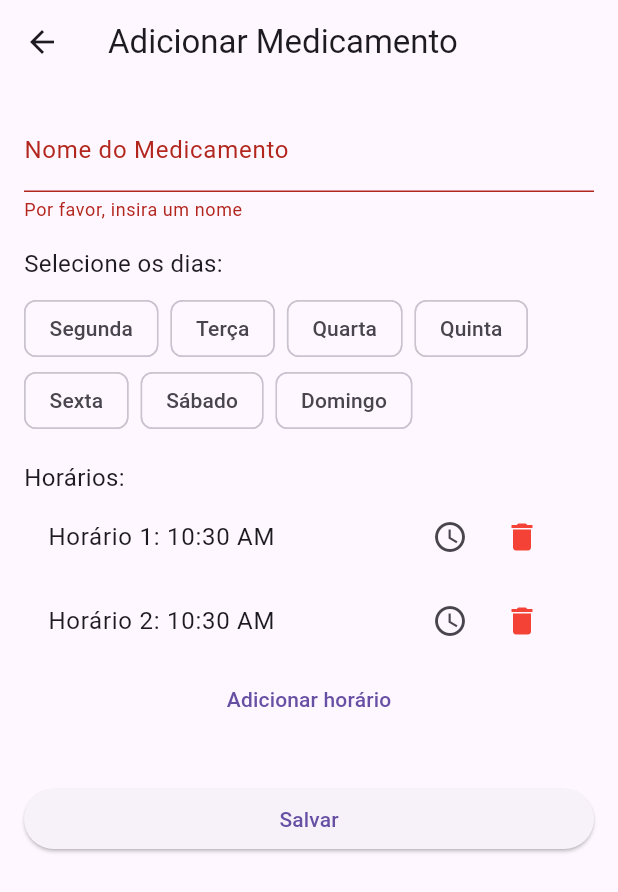
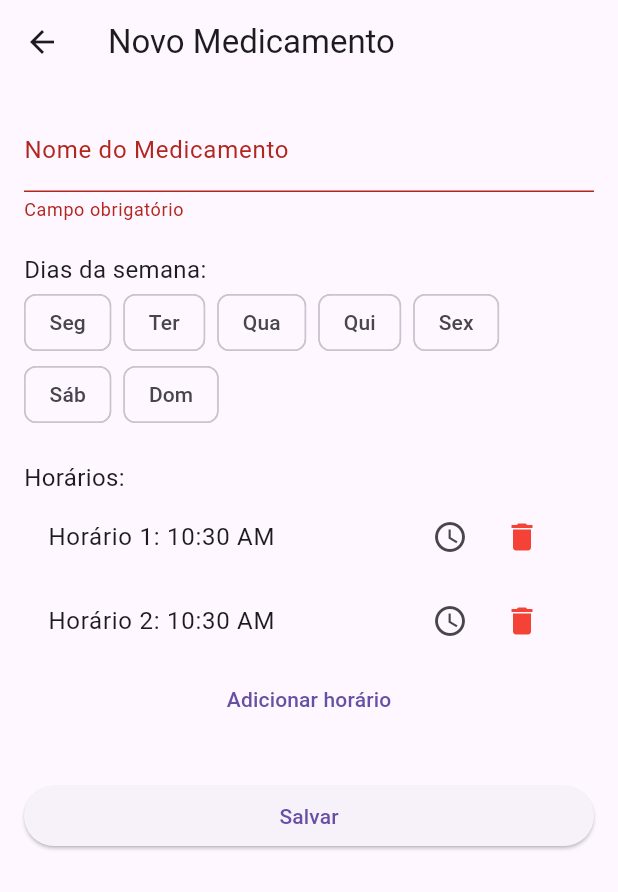
Before and after one commit to joae1234/TCC-MedicineBox, a Flutter app: the MedicationFormPage screen opened directly with empty values, after a tap on "Adicionar horário", after a tap on "Salvar", on a phone screen of 412 x 824 dp. Shown: the top 892 px of the screen. Run offline on Flutter 3.47's test engine with Material 3 defaults, Android fonts, the phone set to English and light mode, and no system bars; missing offline and left inert: mqtt_client.

```diff
--- a/medicine_box/lib/main.dart
+++ b/medicine_box/lib/main.dart
@@ -1,6 +1,4 @@
 import 'package:flutter/material.dart';
-import 'package:mqtt_client/mqtt_client.dart';
-import 'package:mqtt_client/mqtt_browser_client.dart';
 import 'screens/medication_list_page.dart';
 
 void main() {
@@ -11,11 +9,13 @@ class MyApp extends StatelessWidget {
   @override
   Widget build(BuildContext context) {
     return MaterialApp(
-      title: 'Medication Reminder with LED',
+      title: 'Medication Reminder',
       theme: ThemeData(
         primarySwatch: Colors.blue,
+        visualDensity: VisualDensity.adaptivePlatformDensity,
       ),
       home: MedicationListPage(),
+      debugShowCheckedModeBanner: false,
     );
   }
 }
--- /dev/null
+++ b/medicine_box/lib/models/medication_model.dart
@@ -0,0 +1,24 @@
+import 'package:flutter/material.dart';
+class Medication {
+  final String name;
+  final List<String> days;
+  final List<TimeOfDay> times;
+
+  Medication({required this.name, required this.days, required this.times});
+}
+
+class MedicationRecord {
+  final String medicationName;
+  final DateTime date;
+  final TimeOfDay time;
+  final bool taken;
+  final bool isAuto;
+
+  MedicationRecord({
+    required this.medicationName,
+    required this.date,
+    required this.time,
+    this.taken = true,
+    this.isAuto = false,
+  });
+}
--- a/medicine_box/lib/screens/medication_form_page.dart
+++ b/medicine_box/lib/screens/medication_form_page.dart
@@ -1,11 +1,17 @@
 import 'package:flutter/material.dart';
+import '../models/medication_model.dart';
 
 class MedicationFormPage extends StatefulWidget {
-  final Map<String, dynamic>? medication;
+  final Medication? medication;
   final int? index;
-  final void Function(Map<String, dynamic>? medication, int? index) onSave;
+  final Function(Medication, int?) onSave;
 
-  MedicationFormPage({this.medication, this.index, required this.onSave});
+  const MedicationFormPage({
+    Key? key,
+    this.medication,
+    this.index,
+    required this.onSave,
+  }) : super(key: key);
 
   @override
   _MedicationFormPageState createState() => _MedicationFormPageState();
@@ -13,62 +19,41 @@ class MedicationFormPage extends StatefulWidget {
 
 class _MedicationFormPageState extends State<MedicationFormPage> {
   final _formKey = GlobalKey<FormState>();
-  TextEditingController _nameController = TextEditingController();
-  List<String> _selectedDays = [];
-  List<TimeOfDay> _selectedTimes = []; // Alterado para lista de horários
-  final List<String> _daysOfWeek = [
-    'Segunda',
-    'Terça',
-    'Quarta',
-    'Quinta',
-    'Sexta',
-    'Sábado',
-    'Domingo'
-  ];
+  final _nameController = TextEditingController();
+  final List<String> _daysOfWeek = ['Seg', 'Ter', 'Qua', 'Qui', 'Sex', 'Sáb', 'Dom'];
+  final List<String> _selectedDays = [];
+  final List<TimeOfDay> _selectedTimes = [];
 
   @override
   void initState() {
     super.initState();
     if (widget.medication != null) {
-      _nameController.text = widget.medication!['name'];
-      _selectedDays = List.from(widget.medication!['days']);
-      _selectedTimes = List.from(widget.medication!['times']); // Carrega múltiplos horários
+      _nameController.text = widget.medication!.name;
+      _selectedDays.addAll(widget.medication!.days);
+      _selectedTimes.addAll(widget.medication!.times);
     } else {
-      _selectedTimes.add(TimeOfDay.now()); // Horário padrão inicial
+      _selectedTimes.add(TimeOfDay.now());
     }
   }
 
-  void _selectTime(int index) async {
-    final TimeOfDay? pickedTime = await showTimePicker(
+  Future<void> _selectTime(int index) async {
+    final pickedTime = await showTimePicker(
       context: context,
-      initialTime: _selectedTimes[index] ?? TimeOfDay.now(),
+      initialTime: _selectedTimes[index],
     );
     if (pickedTime != null) {
-      setState(() {
-        _selectedTimes[index] = pickedTime;
-      });
+      setState(() => _selectedTimes[index] = pickedTime);
     }
   }
 
-  void _addNewTime() {
-    setState(() {
-      _selectedTimes.add(TimeOfDay.now());
-    });
-  }
-
-  void _removeTime(int index) {
-    setState(() {
-      _selectedTimes.removeAt(index);
-    });
-  }
+  void _addTime() => setState(() => _selectedTimes.add(TimeOfDay.now()));
+  void _removeTime(int index) => setState(() => _selectedTimes.removeAt(index));
 
   void _toggleDay(String day) {
     setState(() {
-      if (_selectedDays.contains(day)) {
-        _selectedDays.remove(day);
-      } else {
-        _selectedDays.add(day);
-      }
+      _selectedDays.contains(day)
+          ? _selectedDays.remove(day)
+          : _selectedDays.add(day);
     });
   }
 
@@ -76,10 +61,10 @@ class _MedicationFormPageState extends State<MedicationFormPage> {
   Widget build(BuildContext context) {
     return Scaffold(
       appBar: AppBar(
-        title: Text(widget.index == null ? 'Adicionar Medicamento' : 'Editar Medicamento'),
+        title: Text(widget.medication == null ? 'Novo Medicamento' : 'Editar Medicamento'),
       ),
       body: Padding(
-        padding: EdgeInsets.all(16.0),
+        padding: const EdgeInsets.all(16.0),
         child: Form(
           key: _formKey,
           child: ListView(
@@ -87,70 +72,43 @@ class _MedicationFormPageState extends State<MedicationFormPage> {
               TextFormField(
                 controller: _nameController,
                 decoration: InputDecoration(labelText: 'Nome do Medicamento'),
-                validator: (value) {
-                  if (value == null || value.isEmpty) {
-                    return 'Por favor, insira um nome';
-                  }
-                  return null;
-                },
+                validator: (value) => value?.isEmpty ?? true ? 'Campo obrigatório' : null,
               ),
-              SizedBox(height: 16),
-              Text('Selecione os dias:', style: TextStyle(fontSize: 16)),
-              SizedBox(height: 8),
+              const SizedBox(height: 20),
+              Text('Dias da semana:', style: TextStyle(fontSize: 16)),
               Wrap(
                 spacing: 8.0,
-                children: _daysOfWeek.map((day) {
-                  return FilterChip(
+                children: _daysOfWeek.map((day) => FilterChip(
                   label: Text(day),
                   selected: _selectedDays.contains(day),
-                    onSelected: (selected) => _toggleDay(day),
-                  );
-                }).toList(),
+                  onSelected: (_) => _toggleDay(day),
+                )).toList(),
               ),
-              SizedBox(height: 16),
+              const SizedBox(height: 20),
               Text('Horários:', style: TextStyle(fontSize: 16)),
-              ..._selectedTimes.asMap().entries.map((entry) {
-                int index = entry.key;
-                TimeOfDay time = entry.value;
-                return ListTile(
-                  title: Text('Horário ${index + 1}: ${time.format(context)}'),
+              ..._selectedTimes.asMap().entries.map((entry) => ListTile(
+                title: Text('Horário ${entry.key + 1}: ${entry.value.format(context)}'),
                 trailing: Row(
                   mainAxisSize: MainAxisSize.min,
                   children: [
                     IconButton(
                       icon: Icon(Icons.access_time),
-                        onPressed: () => _selectTime(index),
+                      onPressed: () => _selectTime(entry.key),
                     ),
-                      if (_selectedTimes.length > 1)
-                        IconButton(
+                    if (_selectedTimes.length > 1) IconButton(
                       icon: Icon(Icons.delete, color: Colors.red),
-                          onPressed: () => _removeTime(index),
+                      onPressed: () => _removeTime(entry.key),
                     ),
                   ],
                 ),
-                );
-              }).toList(),
+              )).toList(),
               TextButton(
-                onPressed: _addNewTime,
+                onPressed: _addTime,
                 child: Text('Adicionar horário'),
               ),
-              SizedBox(height: 32),
+              const SizedBox(height: 30),
               ElevatedButton(
-                onPressed: () {
-                  if (_formKey.currentState!.validate() &&
-                      _selectedTimes.isNotEmpty &&
-                      _selectedDays.isNotEmpty) {
-                    widget.onSave(
-                      {
-                        'name': _nameController.text,
-                        'days': _selectedDays,
-                        'times': _selectedTimes, // Agora envia lista de horários
-                      },
-                      widget.index,
-                    );
-                    Navigator.pop(context);
-                  }
-                },
+                onPressed: _saveMedication,
                 child: Text('Salvar'),
               ),
             ],
@@ -159,4 +117,20 @@ class _MedicationFormPageState extends State<MedicationFormPage> {
       ),
     );
   }
+
+  void _saveMedication() {
+    if (_formKey.currentState!.validate() &&
+        _selectedDays.isNotEmpty &&
+        _selectedTimes.isNotEmpty) {
+
+      final medication = Medication(
+        name: _nameController.text,
+        days: _selectedDays,
+        times: _selectedTimes,
+      );
+
+      widget.onSave(medication, widget.index);
+      Navigator.pop(context);
     }
+  }
+}
--- a/medicine_box/pubspec.yaml
+++ b/medicine_box/pubspec.yaml
@@ -30,7 +30,9 @@ environment:
 dependencies:
   flutter:
     sdk: flutter
-  mqtt_client: ^10.8.0
+  mqtt_client: ^9.6.3
+  intl: ^0.17.0
+  provider: ^6.0.0
   # The following adds the Cupertino Icons font to your application.
   # Use with the CupertinoIcons class for iOS style icons.
   cupertino_icons: ^1.0.8
```
Also changed, not shown: medicine_box/lib/screens/medication_history_page.dart (added, +48 -0 lines), medicine_box/lib/screens/medication_list_page.dart (+120 -147 lines), medicine_box/lib/services/mqtt_service.dart (added, +53 -0 lines), medicine_box/pubspec.lock. Lines whose indentation alone changed are shown as unchanged.
